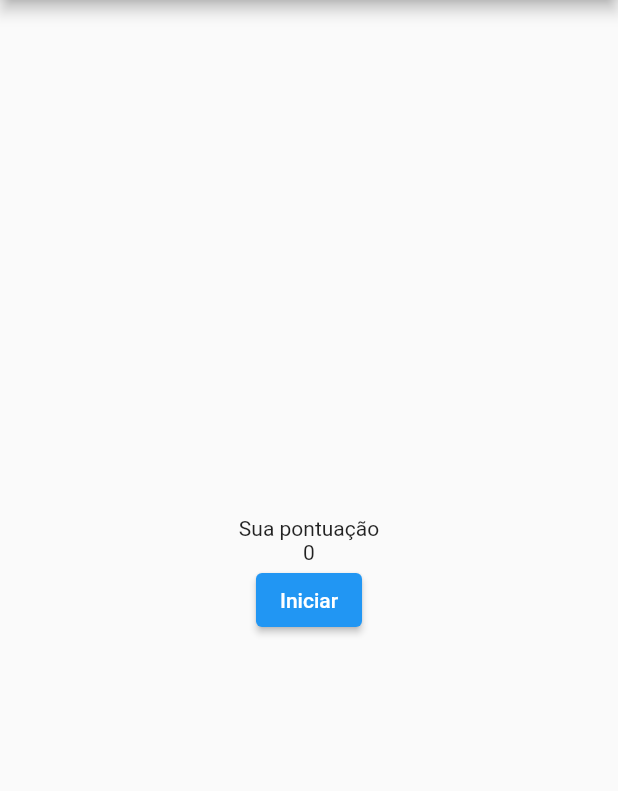
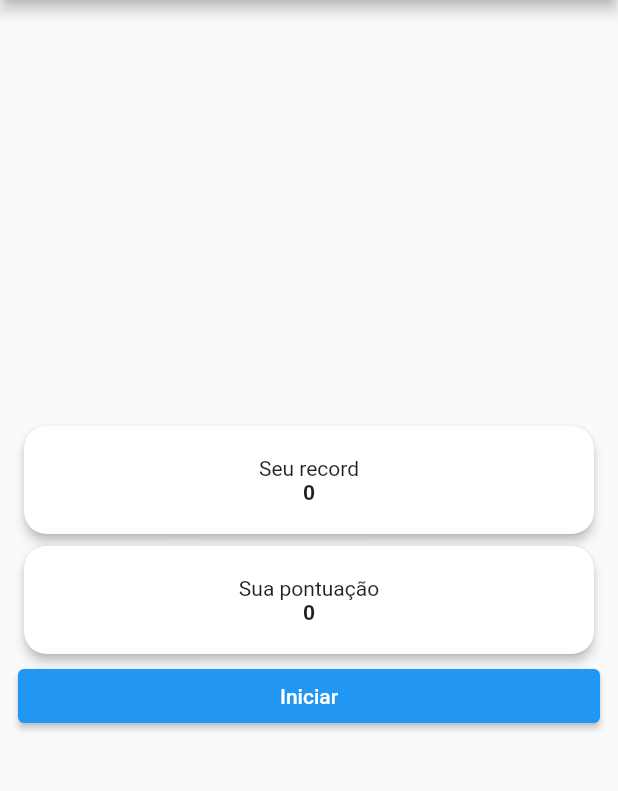
Before and after one commit to chico3434/desvie-mobile, a Flutter app: the screen it shows after launch, on a phone screen of 412 x 824 dp, the part 84-875 px from its top. Run offline on Flutter 3.47's test engine with Material 2 defaults, Android fonts, the light colour scheme and no system bars; our stand-ins replace shared_preferences.

Commit message:
Record implementado

```diff
--- a/lib/screens/home_screen.dart
+++ b/lib/screens/home_screen.dart
@@ -1,6 +1,7 @@
 import 'package:flutter/material.dart';
 import 'package:desvie/global.dart';
 import 'package:desvie/screens/game_screen.dart';
+import 'package:shared_preferences/shared_preferences.dart';
 
 class HomeScreen extends StatefulWidget {
   @override
@@ -8,18 +9,77 @@ class HomeScreen extends StatefulWidget {
 }
 
 class _HomeScreenState extends State<HomeScreen> {
+  SharedPreferences prefs;
+  int record;
+
+  @override
+  void initState() {
+    _getRecord();
+    super.initState();
+  }
+
+  _getRecord() async {
+    prefs = await SharedPreferences.getInstance();
+    setState(() {
+      record = prefs.getInt('record') ?? 0;
+    });
+  }
+
+  _saveRecord() async {
+    await prefs.setInt('record', record);
+  }
+
   @override
   Widget build(BuildContext context) {
     return Scaffold(
       appBar: AppBar(
         title: Text('Desvie'),
       ),
-      body: Center(
+      body: Container(
+        padding: EdgeInsets.all(12),
+        alignment: Alignment.center,
         child: Column(
           mainAxisAlignment: MainAxisAlignment.center,
           children: [
-            Text('Sua pontuação'),
-            Text('${Global.score}'),
+            Card(
+              elevation: 3,
+              shape: RoundedRectangleBorder(
+                borderRadius: BorderRadius.circular(15.0),
+              ),
+              child: Container(
+                  width: double.infinity,
+                  padding: EdgeInsets.all(20),
+                  alignment: Alignment.center,
+                  child: Column(
+                    children: [
+                      Text('Seu record'),
+                      Text(
+                        '$record',
+                        style: TextStyle(fontWeight: FontWeight.bold),
+                      ),
+                    ],
+                  )),
+            ),
+            Card(
+              elevation: 3,
+              shape: RoundedRectangleBorder(
+                borderRadius: BorderRadius.circular(15.0),
+              ),
+              child: Container(
+                width: double.infinity,
+                padding: EdgeInsets.all(20),
+                alignment: Alignment.center,
+                child: Column(
+                  children: [
+                    Text('Sua pontuação'),
+                    Text(
+                      '${Global.score}',
+                      style: TextStyle(fontWeight: FontWeight.bold),
+                    ),
+                  ],
+                ),
+              ),
+            ),
             ElevatedButton(
               onPressed: () async {
                 await Navigator.of(context).push(
@@ -28,10 +88,18 @@ class _HomeScreenState extends State<HomeScreen> {
                   ),
                 );
                 setState(() {
-                  Global.score = Global.score;
+                  if (record < Global.score) {
+                    setState(() {
+                      record = Global.score;
+                    });
+                    _saveRecord();
+                  }
                 });
               },
-              child: Text('Iniciar'),
+              child: Container(
+                  width: double.infinity,
+                  alignment: Alignment.center,
+                  child: Text('Iniciar')),
             ),
           ],
         ),
--- a/pubspec.yaml
+++ b/pubspec.yaml
@@ -15,7 +15,7 @@ publish_to: 'none' # Remove this line if you wish to publish to pub.dev
 # In iOS, build-name is used as CFBundleShortVersionString while build-number used as CFBundleVersion.
 # Read more about iOS versioning at
 # https://developer.apple.com/library/archive/documentation/General/Reference/InfoPlistKeyReference/Articles/CoreFoundationKeys.html
-version: 0.0.3+1
+version: 0.0.4+1
 
 environment:
   sdk: ">=2.7.0 <3.0.0"
@@ -23,6 +23,7 @@ environment:
 dependencies:
   flutter:
     sdk: flutter
+  shared_preferences: "0.5.12+4"
 
 
   # The following adds the Cupertino Icons font to your application.
```
Also changed, not shown: pubspec.lock.
